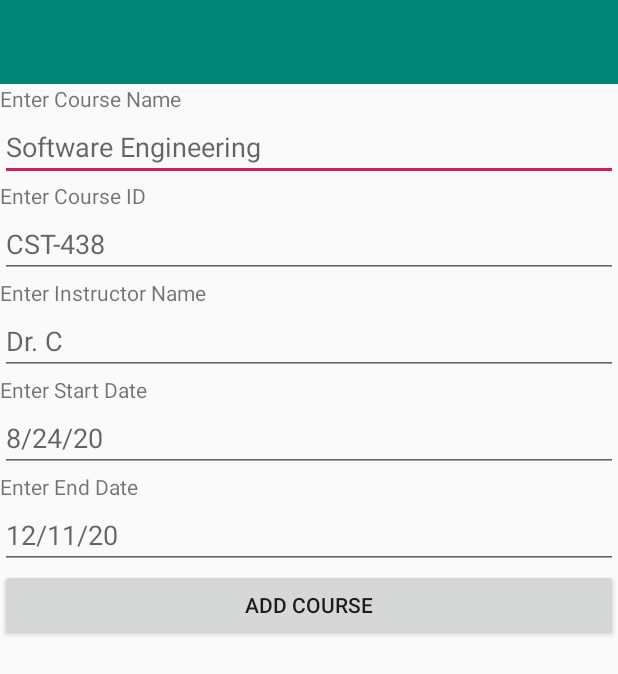
After one commit to JesusGo115/CST438-Project-One-Course-App, an Android app: the AddCourseActivity screen opened directly, with no data from a screen before it, on a phone screen of 412 x 824 dp. The commit adds this screen. Shown: the top 674 px of the screen. Run offline under Robolectric (Android 15) with nearby library versions, the phone set to English and light mode, and no system bars.

Commit message:
implementing add course and displaying course information

```diff
--- /dev/null
+++ b/app/src/main/res/layout/activity_add_course.xml
@@ -0,0 +1,91 @@
+<?xml version="1.0" encoding="utf-8"?>
+<LinearLayout xmlns:android="http://schemas.android.com/apk/res/android"
+    android:orientation="vertical" android:layout_width="match_parent"
+    android:layout_height="match_parent">
+
+    <androidx.appcompat.widget.Toolbar
+        android:id="@+id/toolbar"
+        android:layout_width="match_parent"
+        android:layout_height="wrap_content"
+        android:background="?attr/colorPrimary"
+        android:minHeight="?attr/actionBarSize"
+        android:theme="?attr/actionBarTheme" />
+
+    <TextView
+        android:id="@+id/textView"
+        android:layout_width="match_parent"
+        android:layout_height="wrap_content"
+        android:text="@string/enter_course_name" />
+
+    <EditText
+        android:id="@+id/course_name"
+        android:layout_width="match_parent"
+        android:layout_height="wrap_content"
+        android:ems="10"
+        android:hint="@string/course_name_hint"
+        android:inputType="textPersonName" />
+
+    <TextView
+        android:id="@+id/textView2"
+        android:layout_width="match_parent"
+        android:layout_height="wrap_content"
+        android:text="@string/enter_course_id" />
+
+    <EditText
+        android:id="@+id/course_id"
+        android:layout_width="match_parent"
+        android:layout_height="wrap_content"
+        android:ems="10"
+        android:hint="@string/course_hint"
+        android:inputType="textPersonName" />
+
+    <TextView
+        android:id="@+id/textView3"
+        android:layout_width="match_parent"
+        android:layout_height="wrap_content"
+        android:text="@string/enter_instructor_name" />
+
+    <EditText
+        android:id="@+id/instructor_name"
+        android:layout_width="match_parent"
+        android:layout_height="wrap_content"
+        android:ems="10"
+        android:hint="@string/instructor_hint"
+        android:inputType="textPersonName" />
+
+    <TextView
+        android:id="@+id/textView4"
+        android:layout_width="match_parent"
+        android:layout_height="wrap_content"
+        android:text="@string/start_date" />
+
+    <EditText
+        android:id="@+id/start_date"
+        android:layout_width="match_parent"
+        android:layout_height="wrap_content"
+        android:ems="10"
+        android:hint="@string/start_hint"
+        android:inputType="date" />
+
+    <TextView
+        android:id="@+id/textView7"
+        android:layout_width="match_parent"
+        android:layout_height="wrap_content"
+        android:text="@string/end_date" />
+
+    <EditText
+        android:id="@+id/end_date"
+        android:layout_width="match_parent"
+        android:layout_height="wrap_content"
+        android:ems="10"
+        android:hint="@string/end_hint"
+        android:inputType="date" />
+
+    <Button
+        android:id="@+id/submit"
+        android:layout_width="match_parent"
+        android:layout_height="wrap_content"
+        android:layout_gravity="bottom|end"
+        android:text="@string/add_course" />
+
+</LinearLayout>
--- a/app/src/main/res/values/strings.xml
+++ b/app/src/main/res/values/strings.xml
@@ -15,4 +15,16 @@
     <string name="incorrect_username">Incorrect username</string>
     <string name="incorrect_password">Incorrect password, try again.</string>
     <string name="missing_user_pass">Please input username or password</string>
+    <string name="add_course">Add Course</string>
+    <string name="enter_course_id">Enter Course ID</string>
+    <string name="enter_instructor_name">Enter Instructor Name</string>
+    <string name="course_hint">CST-438</string>
+    <string name="instructor_hint">Dr. C</string>
+    <string name="start_hint">8/24/20</string>
+    <string name="start_date">Enter Start Date</string>
+    <string name="end_hint">12/11/20</string>
+    <string name="end_date">Enter End Date</string>
+    <string name="enter_course_name">Enter Course Name</string>
+    <string name="course_name_hint">Software Engineering</string>
+    <string name="welcome">\"Welcome, \"</string>
 </resources>
```
Also changed, not shown: app/src/main/AndroidManifest.xml (+21 -0 lines), app/src/main/java/com/example/projectonecourseapp/AddCourseActivity.java (added, +68 -0 lines), app/src/main/java/com/example/projectonecourseapp/DisplayUserCourseActivity.java (added, +49 -0 lines), app/src/main/java/com/example/projectonecourseapp/LoginActivity.java (+9 -1 lines), app/src/main/java/com/example/projectonecourseapp/db/Course.java (+8 -0 lines), app/src/main/java/com/example/projectonecourseapp/db/CourseAppDAO.java (+10 -10 lines), app/src/main/java/com/example/projectonecourseapp/db/User.java (+12 -0 lines), app/src/main/res/layout/activity_display_user_course.xml (added, +43 -0 lines).
